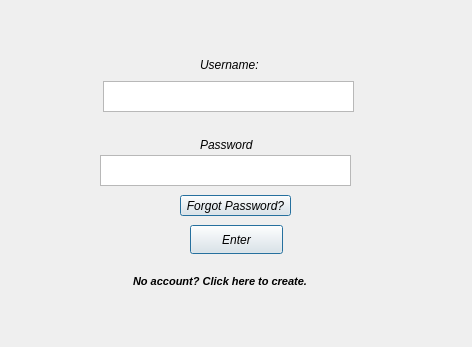
gsm999/TeamBlue_Porcupass, file res/UI Forms/LoginForm.ui: the form before one commit; both pictures show x 0 to 472 and y 205 to 552 of the 472 by 552 pixel window.
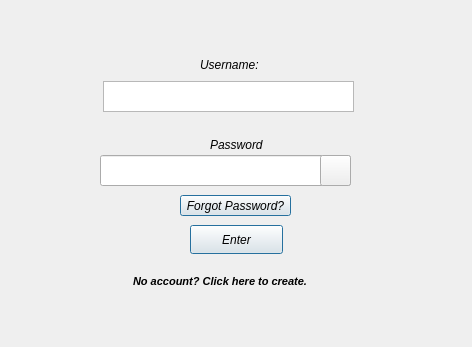
The form after the commit.

Commit message: Login Screen Show/Hide Button Functionality

```diff
--- a/res/UI Forms/LoginForm.ui
+++ b/res/UI Forms/LoginForm.ui
@@ -42,20 +42,10 @@
     <string>Username:</string>
    </property>
   </widget>
-  <widget class="QTextEdit" name="LoginPassword">
-   <property name="geometry">
-    <rect>
-     <x>100</x>
-     <y>360</y>
-     <width>251</width>
-     <height>31</height>
-    </rect>
-   </property>
-  </widget>
   <widget class="QLabel" name="label_2">
    <property name="geometry">
     <rect>
-     <x>200</x>
+     <x>210</x>
      <y>340</y>
      <width>71</width>
      <height>20</height>
@@ -145,6 +135,29 @@
     <bool>false</bool>
    </property>
   </widget>
+  <widget class="QLineEdit" name="LoginPassword">
+   <property name="geometry">
+    <rect>
+     <x>100</x>
+     <y>360</y>
+     <width>251</width>
+     <height>31</height>
+    </rect>
+   </property>
+  </widget>
+  <widget class="QPushButton" name="PasswordToggle">
+   <property name="geometry">
+    <rect>
+     <x>320</x>
+     <y>360</y>
+     <width>31</width>
+     <height>31</height>
+    </rect>
+   </property>
+   <property name="text">
+    <string/>
+   </property>
+  </widget>
  </widget>
  <resources/>
  <connections/>
```
The commit also changes 4 other files.
